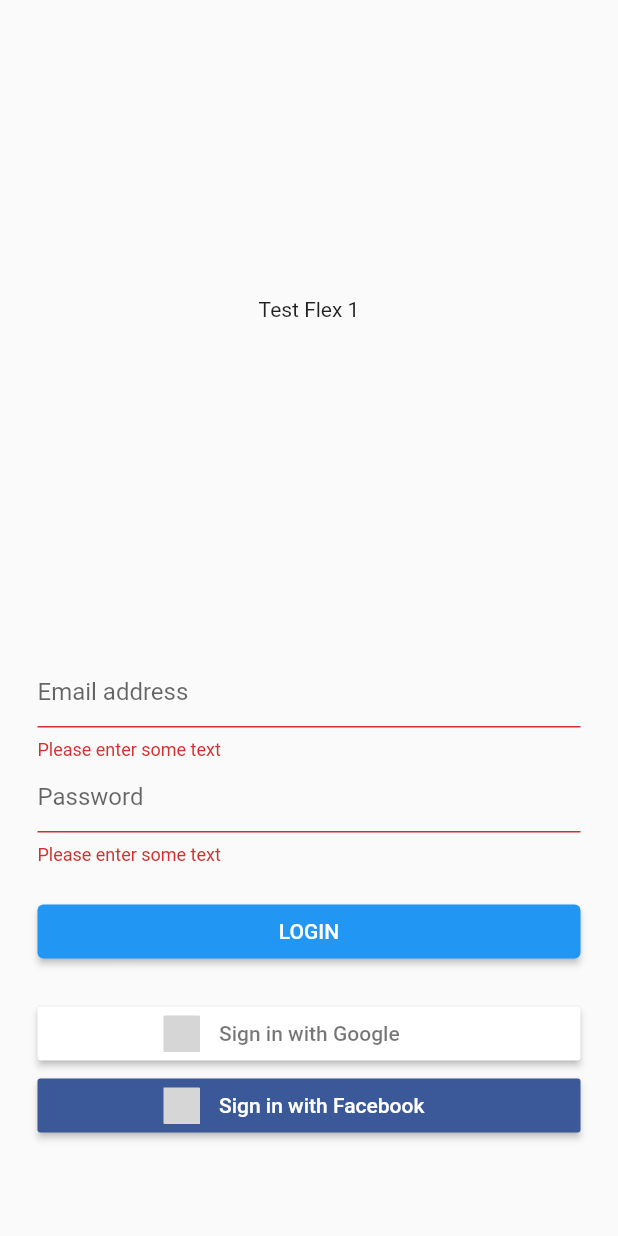
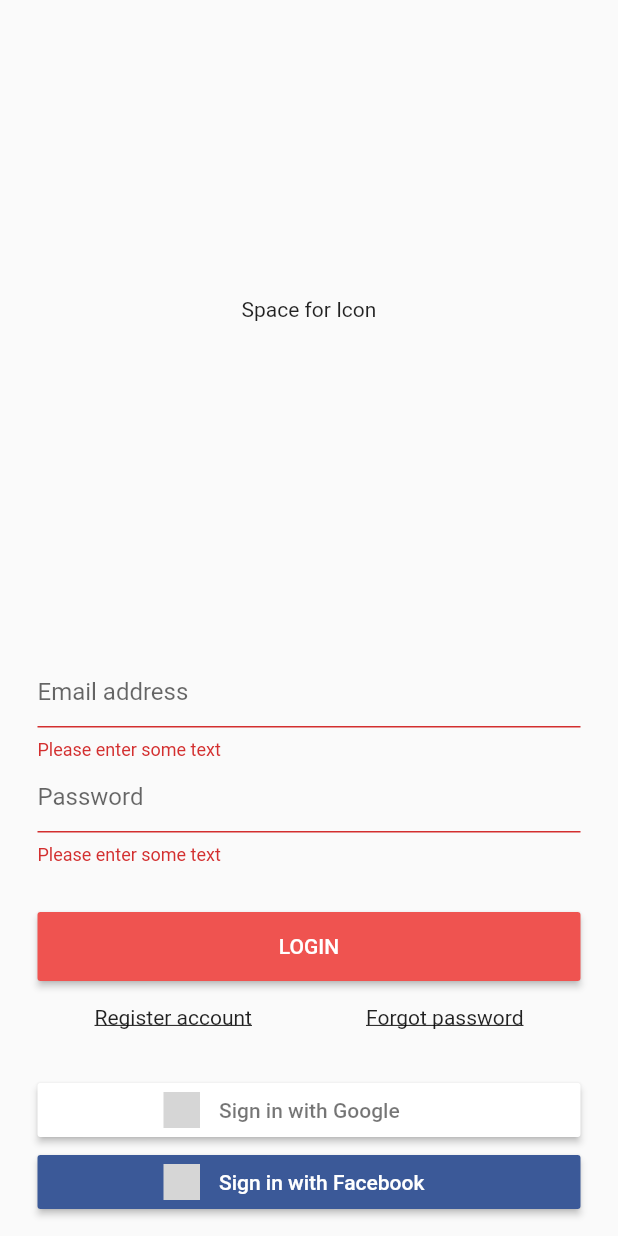
Before and after one commit to BlueBearrii/covid-reporter, a Flutter app: the screen it shows after launch, after a tap on "LOGIN", on a phone screen of 412 x 824 dp. Run offline on Flutter 3.47's test engine with Material 2 defaults, Android fonts, the phone set to English and light mode, and no system bars; our stand-ins replace flutter_signin_button; grey boxes are pictures that could not be loaded.

Commit message:
:lipstick: Login(UI) successful

```diff
--- a/client/lib/main.dart
+++ b/client/lib/main.dart
@@ -28,7 +28,7 @@ class LoginScreen extends StatelessWidget {
           Expanded(
             flex: 5,
             child: Center(
-              child: Text("Test Flex 1"),
+              child: Text("Space for Icon"),
             ),
           ),
           Expanded(
@@ -39,6 +39,7 @@ class LoginScreen extends StatelessWidget {
                 padding: EdgeInsets.all(25.0),
                 child: Column(
                   children: [
+                    // =================================================== Form layout ===================================================
                     Form(
                         key: _formKey,
                         child: Column(children: <Widget>[
@@ -64,28 +65,63 @@ class LoginScreen extends StatelessWidget {
                           SizedBox(
                               width: double.infinity,
                               child: Container(
-                                margin: EdgeInsets.symmetric(vertical: 20.0),
-                                child: ElevatedButton(
+                                margin: EdgeInsets.only(top: 30.0, bottom: 15),
+                                child: RaisedButton(
+                                  color: Colors.red[400],
+                                  textColor: Colors.white,
+                                  child: Text("LOGIN"),
+                                  padding: EdgeInsets.symmetric(vertical: 15.0),
                                   onPressed: () {
                                     if (_formKey.currentState.validate()) {
                                       Scaffold.of(context).showSnackBar(
                                           SnackBar(
                                               content:
-                                                  Text('Processing Data')));
+                                                  Text('Waiting to login')));
                                     } else {
                                       printLogFunction();
                                     }
                                   },
-                                  child: Text("LOGIN"),
                                 ),
                               ))
                         ])),
+
+                    Container(
+                      margin: EdgeInsets.only(bottom: 30.0),
+                      child: Row(
+                        children: [
+                          Expanded(
+                            child: Container(
+                                child: Center(
+                                    child: Text(
+                              'Register account',
+                              style: TextStyle(
+                                decoration: TextDecoration.underline,
+                              ),
+                            ))),
+                          ),
+                          Expanded(
+                            child: Container(
+                                child: Center(
+                                    child: Text(
+                              'Forgot password',
+                              style: TextStyle(
+                                decoration: TextDecoration.underline,
+                              ),
+                            ))),
+                          ),
+                        ],
+                      ),
+                    ),
+
+                    // =================================================== Google button ===================================================
                     SizedBox(
                         width: double.infinity,
                         child: SignInButton(
                           Buttons.Google,
                           onPressed: () {},
                         )),
+
+                    // =================================================== Facebook button ===================================================
                     SizedBox(
                         width: double.infinity,
                         child: SignInButton(
```
